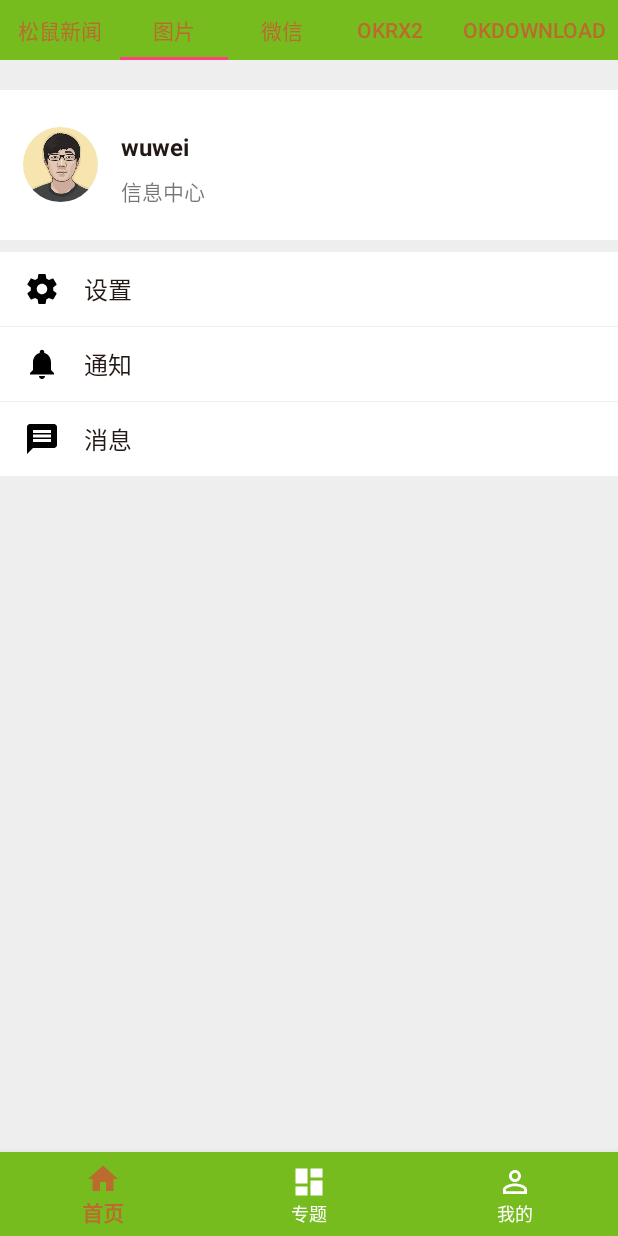
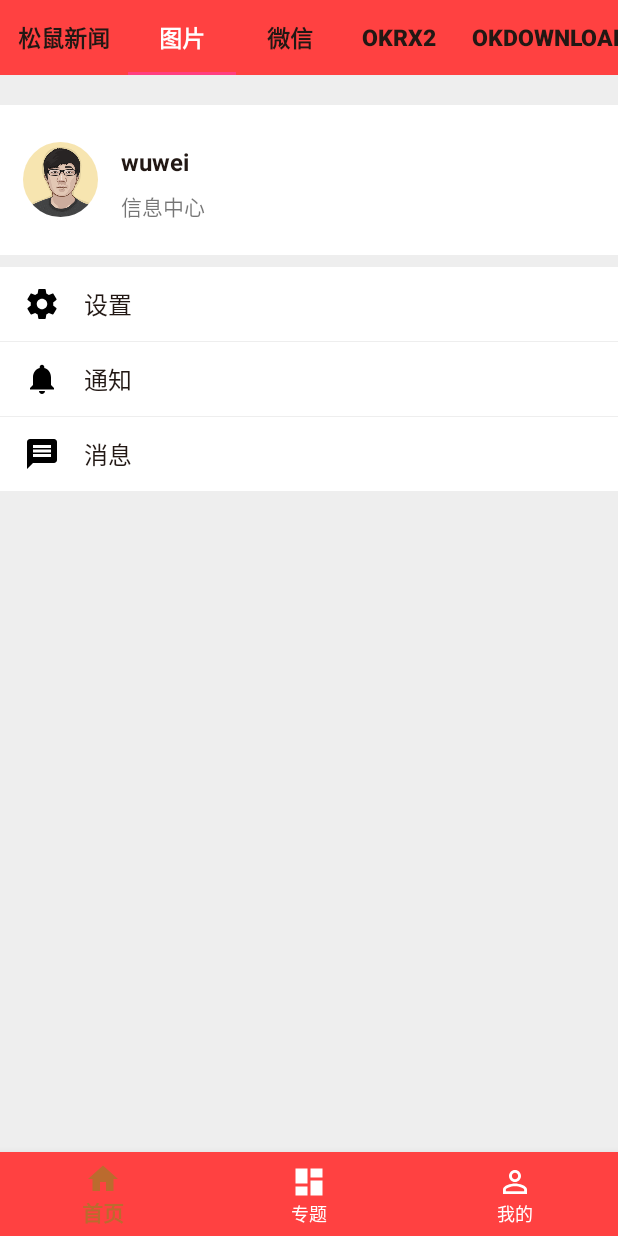
Before and after one commit to shumaosi/szss_demo, an Android app: the fragment ProfileFragment placed in its activity, tab 2 chosen, on a phone screen of 412 x 824 dp. Run offline under Robolectric (Android 15) with nearby library versions, the phone set to English and light mode, and no system bars; our stand-ins replace RxJava; libraries missing offline, so code that uses them is left out: com.jakewharton.rxbinding2, com.lzy.imagepicker, com.lzy.ninegrid, com.lzy.okgo; pictures from the network do not load; 3 statements that could not run were skipped.

Commit message:
修改主题色 Signed-off-by: shumaosi <1315338189@qq.com>

```diff
--- a/app/src/main/java/com/szss/androidapp/base/BaseActivity.java
+++ b/app/src/main/java/com/szss/androidapp/base/BaseActivity.java
@@ -3,7 +3,6 @@ package com.szss.androidapp.base;
 import android.graphics.Color;
 import android.os.Build;
 import android.os.Bundle;
-import android.os.PersistableBundle;
 import android.support.annotation.Nullable;
 import android.support.v7.app.AppCompatActivity;
 import android.util.TypedValue;
@@ -80,7 +79,7 @@ public class BaseActivity extends AppCompatActivity {
 	 * 子类可以重写改变状态栏颜色
 	 */
 	protected int setStatusBarColor() {
-		return getResources().getColor(R.color.green_77bc1f);
+		return getResources().getColor(R.color.theme_color_77bc1f);
 	}
 
 	/**
--- a/app/src/main/res/drawable/welcome_btn_selector.xml
+++ b/app/src/main/res/drawable/welcome_btn_selector.xml
@@ -9,7 +9,7 @@
     <item>
         <shape android:shape="rectangle">
             <corners android:radius="200dp"/>
-            <solid android:color="@color/green_77bc1f"/>
+            <solid android:color="@color/theme_color_77bc1f"/>
         </shape>
     </item>
 </selector>
--- a/app/src/main/res/layout/activity_main.xml
+++ b/app/src/main/res/layout/activity_main.xml
@@ -27,7 +27,7 @@
         android:layout_width="match_parent"
         android:layout_height="wrap_content"
         android:layout_alignParentBottom="true"
-        android:background="@color/green_77bc1f"
+        android:background="@color/theme_color_77bc1f"
         android:layout_gravity="bottom"
         app:itemIconTint="@drawable/tab_item_color_state"
         app:itemTextColor="@drawable/tab_item_color_state"
--- a/app/src/main/res/layout/home_fragment.xml
+++ b/app/src/main/res/layout/home_fragment.xml
@@ -9,9 +9,10 @@
     <android.support.design.widget.TabLayout
         android:id="@+id/main_tab_layout"
         android:layout_width="match_parent"
-        android:layout_height="40dp"
-        android:background="@color/green_77bc1f"
+        android:layout_height="50dp"
+        android:background="@color/theme_color_77bc1f"
         app:tabMode="scrollable"
+        app:tabSelectedTextColor="@color/text_white"
         app:tabTextAppearance="@style/TabLayoutTextStyle"/>
 
     <android.support.v4.view.ViewPager
--- a/app/src/main/res/layout/profile_view.xml
+++ b/app/src/main/res/layout/profile_view.xml
@@ -8,11 +8,13 @@
     <TextView
         android:id="@+id/profile_view_title"
         android:layout_width="match_parent"
-        android:layout_height="40dp"
-        android:background="@color/green_77bc1f"
-        android:gravity="center"
+        android:layout_height="50dp"
+        android:background="@color/theme_color_77bc1f"
+        android:paddingLeft="16dp"
+        android:gravity="center_vertical"
+        android:textColor="@color/text_white"
         android:text="@string/title_profile"
-        android:textSize="15sp"
+        android:textSize="20sp"
         android:textStyle="bold"/>
 
     <android.support.v7.widget.RecyclerView
--- a/app/src/main/res/values/colors.xml
+++ b/app/src/main/res/values/colors.xml
@@ -94,5 +94,6 @@
     <color name="tapa_btn_select">#b6491f</color>
     <color name="tapa_btn_disable">#FABA9F</color>
     <color name="green_77bc1f">#77BC1F</color>
+    <color name="theme_color_77bc1f">#FF4141</color>
     <color name="gray_eeeeee">#EEEEEE</color>
 </resources>
--- a/app/src/main/res/values/styles.xml
+++ b/app/src/main/res/values/styles.xml
@@ -3,8 +3,8 @@
     <!-- Base application theme. -->
     <style name="AppTheme" parent="Theme.AppCompat.Light.DarkActionBar">
         <!-- Customize your theme here. -->
-        <item name="colorPrimary">@color/green_77bc1f</item>
-        <item name="colorPrimaryDark">@color/green_77bc1f</item>
+        <item name="colorPrimary">@color/theme_color_77bc1f</item>
+        <item name="colorPrimaryDark">@color/theme_color_77bc1f</item>
         <item name="colorAccent">@color/colorAccent</item>
     </style>
 
@@ -23,8 +23,9 @@
 
     <style name="TabLayoutTextStyle" parent="TextAppearance.Design.Tab">
         <item name="textAllCaps">true</item>
-        <item name="android:textSize">14sp</item>
-        <item name="android:textColor">@color/brown_f57a46</item>
+        <item name="android:textSize">15sp</item>
+        <item name="android:textStyle">bold</item>
+        <item name="android:textColor">@color/text_black_22</item>
     </style>
 
 </resources>
```
